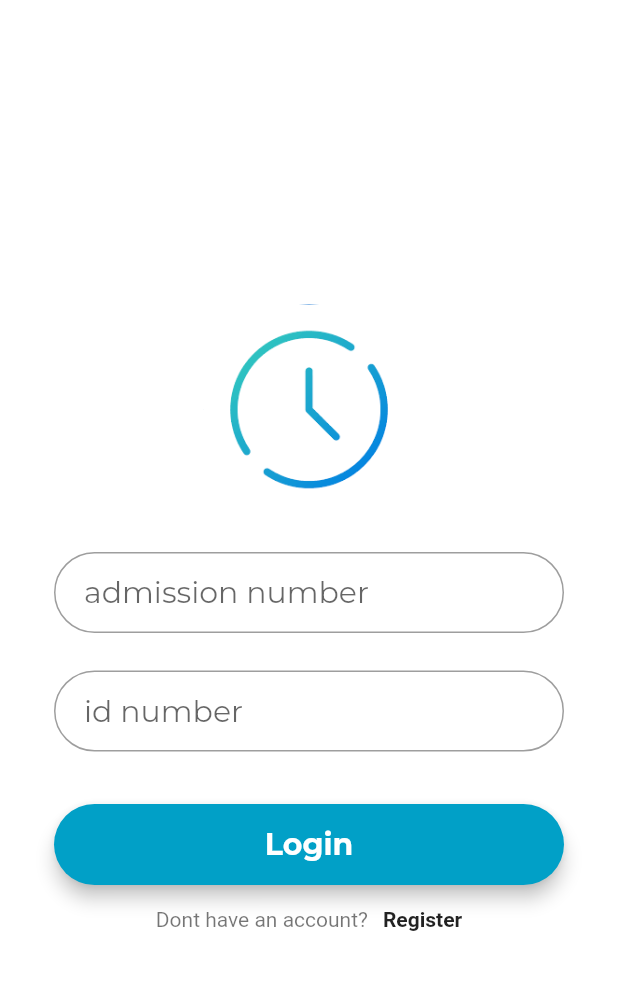
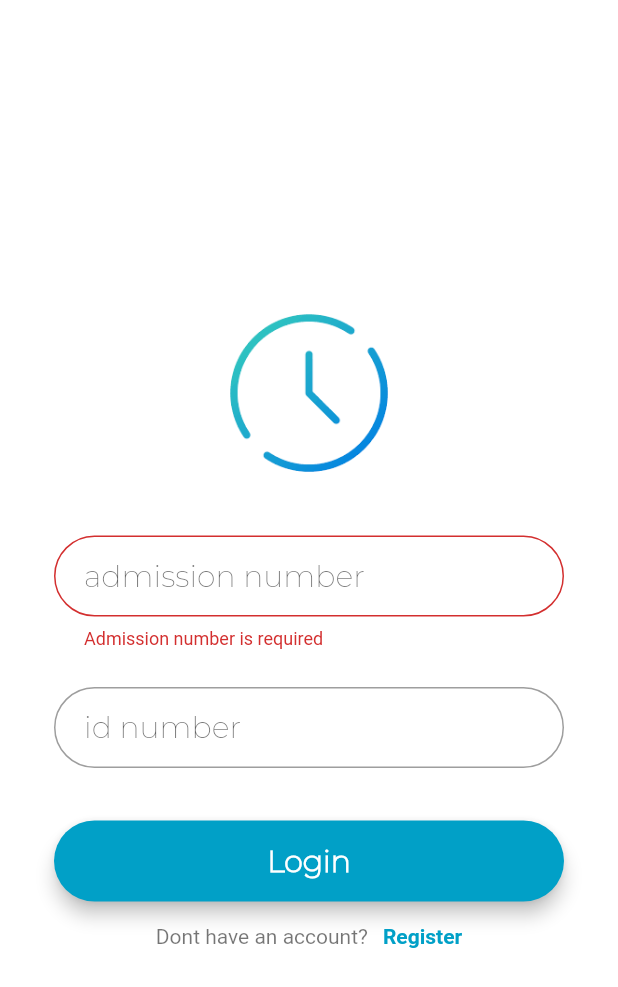
Before and after one commit to musumbidenis/timetable-app, a Flutter app: the screen it shows after launch, after a tap on "Login", on a phone screen of 412 x 824 dp. Shown: the top 987 px of the screen. Run offline on Flutter 3.47's test engine with Material 2 defaults, Android fonts, the phone set to English and light mode, and no system bars.

Commit message:
added validation to the login form

```diff
--- a/lib/Pages/login.dart
+++ b/lib/Pages/login.dart
@@ -8,64 +8,18 @@ class Login extends StatefulWidget {
 }
 
 class _LoginState extends State<Login> {
+GlobalKey <FormState> _formKey = GlobalKey();
 
 TextStyle style = TextStyle(fontFamily: "Montserrat", fontSize: 20.0);
 
-  @override
-  Widget build(BuildContext context) {
-    final hero = CircleAvatar(
-      child: Image.asset("assets/hero.png"),
-      radius: 70.0,
-    );
+TextEditingController admissionController = TextEditingController();
+TextEditingController idController = TextEditingController();
 
-    final emailField = TextField(
-      obscureText: false,
-      style: style,
-      decoration: InputDecoration(
-      contentPadding: EdgeInsets.fromLTRB(20.0, 15.0, 20.0, 15.0),
-      hintText: "admission number",
-      border:OutlineInputBorder(borderRadius: BorderRadius.circular(32.0))),
-    );
+String admission = "";
+String idNumber = "";
 
-    final passwordField = TextField(
-      obscureText: true,
-      style: style,
-      decoration: InputDecoration(
-      contentPadding: EdgeInsets.fromLTRB(20.0, 15.0, 20.0, 15.0),
-      hintText: "id number",
-      border:OutlineInputBorder(borderRadius: BorderRadius.circular(32.0))),
-    );
-
-    final loginButon = Material(
-      elevation: 5.0,
-      borderRadius: BorderRadius.circular(30.0),
-      color: Color(0xff01A0C7),
-      child: MaterialButton(
-      minWidth: MediaQuery.of(context).size.width,
-      padding: EdgeInsets.fromLTRB(20.0, 15.0, 20.0, 15.0),
-      onPressed: () {},
-      child: Text("Login",
-      textAlign: TextAlign.center,
-      style: style.copyWith(
-      color: Colors.white, fontWeight: FontWeight.bold)),
-      ),
-    );
-    final registerlabel = Row(
-      crossAxisAlignment: CrossAxisAlignment.center,
-      mainAxisAlignment: MainAxisAlignment.center,
-      children: <Widget>[
-        Text("Dont have an account?", style: TextStyle(color: Colors.black54),),
-        SizedBox(width: 10.0),
-        GestureDetector(
-          child: Text("Register", style: TextStyle(fontWeight: FontWeight.bold),),
-          onTap: () {
-        Navigator.push(context, MaterialPageRoute(
-          builder: (context) => Register()));
-          },
-        ),
-      ],
-    );
-
+@override
+Widget build(BuildContext context) {
   return Scaffold(
     backgroundColor: Colors.white,
     body: Center(
@@ -73,22 +27,84 @@ TextStyle style = TextStyle(fontFamily: "Montserrat", fontSize: 20.0);
     child: Padding(
     padding: const EdgeInsets.all(36.0),
     child: SingleChildScrollView(
-    child: Column(
+    child: Form(
+      key: _formKey,
+      child: LoginForm(),
+    )
+    ),
+  ),
+),),);
+}
+
+Widget LoginForm(){
+  return Column(
+  children: <Widget>[
+    CircleAvatar(
+      child: Image.asset("assets/hero.png"),
+      radius: 70.0,
+    ),
+    SizedBox(height: 25.0),
+    TextFormField(
+      obscureText: false,
+      style: style,
+      keyboardType: TextInputType.text,
+      validator: (String value){
+        if (value.isEmpty) {
+          return "Admission number is required";
+        } else {
+        }
+      },
+      decoration: InputDecoration(
+      contentPadding: EdgeInsets.fromLTRB(20.0, 15.0, 20.0, 15.0),
+      hintText: "admission number",
+      border:OutlineInputBorder(borderRadius: BorderRadius.circular(32.0))),
+    ),
+    SizedBox(height: 25.0),
+    TextFormField(
+      obscureText: true,
+      style: style,
+      keyboardType: TextInputType.number,
+      onSaved: (String value){
+        idController.text = value;
+      },
+      decoration: InputDecoration(
+      contentPadding: EdgeInsets.fromLTRB(20.0, 15.0, 20.0, 15.0),
+      hintText: "id number",
+      border:OutlineInputBorder(borderRadius: BorderRadius.circular(32.0))),
+    ),
+    SizedBox(height: 35.0),
+    Material(
+      elevation: 5.0,
+      borderRadius: BorderRadius.circular(30.0),
+      color: Color(0xff01A0C7),
+      child: MaterialButton(
+      minWidth: MediaQuery.of(context).size.width,
+      padding: EdgeInsets.fromLTRB(20.0, 15.0, 20.0, 15.0),
+      onPressed: () {
+        _formKey.currentState.validate();
+      },
+      child: Text("Login",
+      textAlign: TextAlign.center,
+      style: style.copyWith(
+        color: Colors.white, fontWeight: FontWeight.bold)),
+      ),
+    ),
+    SizedBox(height: 15.0),
+    Row(
       crossAxisAlignment: CrossAxisAlignment.center,
       mainAxisAlignment: MainAxisAlignment.center,
       children: <Widget>[
-          hero,
-        SizedBox(height: 25.0),
-          emailField,
-        SizedBox(height: 25.0),
-          passwordField,
-        SizedBox(height: 35.0),
-          loginButon,
-        SizedBox(height: 15.0),
-        registerlabel,
+        Text("Dont have an account?", style: TextStyle(color: Colors.black54),),
+        SizedBox(width: 10.0),
+        GestureDetector(
+          child: Text("Register", style: TextStyle(fontWeight: FontWeight.bold, color: Color(0xff01A0C7),),),
+          onTap: () {
+        Navigator.push(context, MaterialPageRoute(
+          builder: (context) => Register()));
+          },
+        ),
       ],
     ),
-  ),
-),),),);
-  }
+  ],);
 }
+}
--- a/pubspec.yaml
+++ b/pubspec.yaml
@@ -59,7 +59,7 @@ flutter:
   fonts:
      - family: Montserrat
        fonts:
-        - asset: fonts/Montserrat-ExtraLightItalic.ttf
+        - asset: fonts/Montserrat-ExtraLight.ttf
   #       - asset: fonts/Schyler-Italic.ttf
   #         style: italic
   #   - family: Trajan Pro
```
